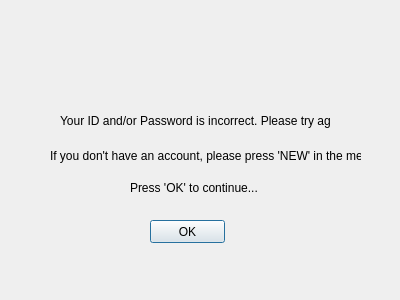
This is Qt_Creator/projectPHOE/loginerror.ui in jdsalguer/senior_project as Qt 5 draws it before an edit. The edited form follows.
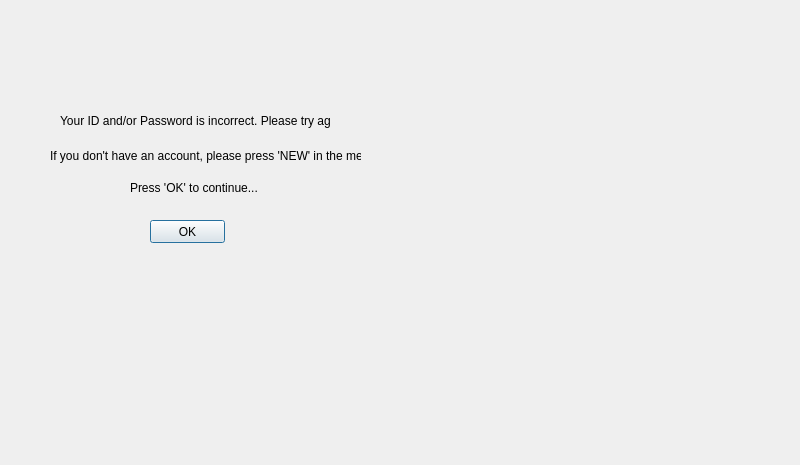
This is the edited form.

```diff
--- a/Qt_Creator/projectPHOE/loginerror.ui
+++ b/Qt_Creator/projectPHOE/loginerror.ui
@@ -6,8 +6,8 @@
    <rect>
     <x>0</x>
     <y>0</y>
-    <width>400</width>
-    <height>300</height>
+    <width>800</width>
+    <height>465</height>
    </rect>
   </property>
   <property name="windowTitle">
```
